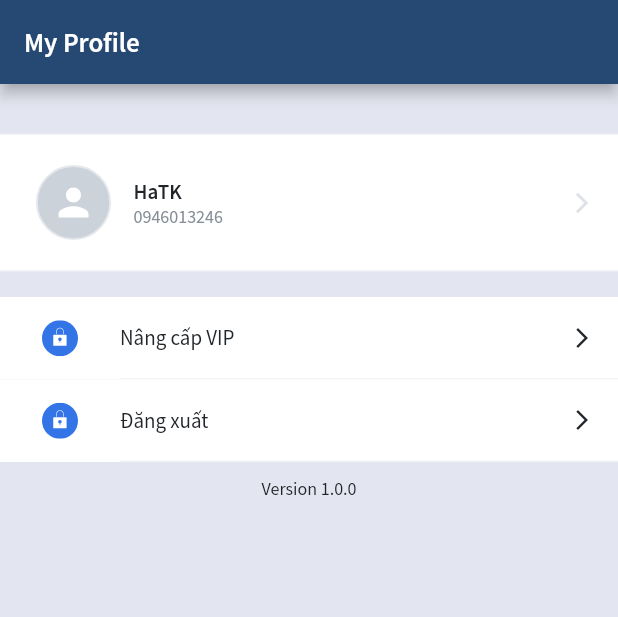
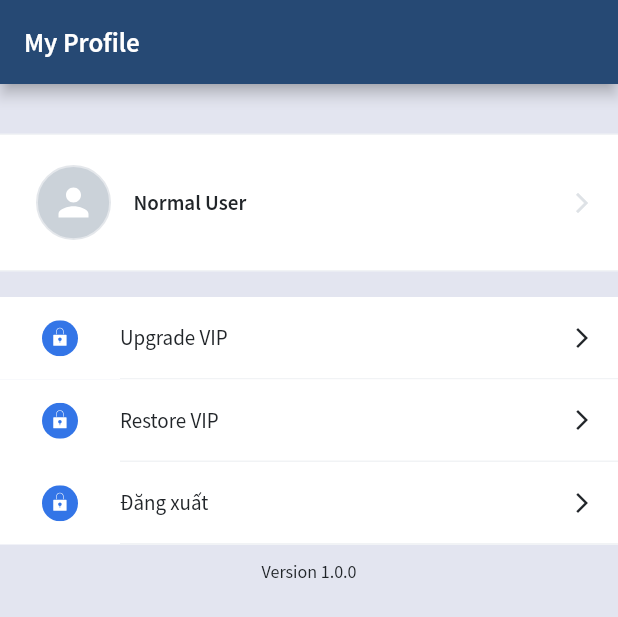
Before and after one commit to TKH219/fakeMessageApp, a Flutter app: the ProfileScreen widget shown alone on an empty page, opened directly, on a phone screen of 412 x 824 dp. Shown: the top 617 px of the screen. Run offline on Flutter 3.47's test engine with Material 2 defaults, Android fonts, the phone set to English and light mode, and no system bars; drawn by our look-alikes of pull_to_refresh, screenshot; our stand-ins replace flutter_svg, fluttertoast, image_gallery_saver, image_picker, in_app_purchase, permission_handler and 1 more; accounts and stored records are empty.

```diff
--- a/lib/features/home/profile/ProfileScreen.dart
+++ b/lib/features/home/profile/ProfileScreen.dart
@@ -3,23 +3,28 @@ import 'package:fake_message_screen/core/CoreStateWidget.dart';
 import 'package:fake_message_screen/utils/ColorUtils.dart';
 import 'package:fake_message_screen/utils/ImageAssetsConstant.dart';
 import 'package:fake_message_screen/utils/ImageUtils.dart';
+import 'package:fake_message_screen/utils/InAppPurchaseHandler.dart';
+import 'package:fake_message_screen/utils/StorageManager.dart';
 import 'package:fake_message_screen/utils/StyleUtils.dart';
 import 'package:flutter/cupertino.dart';
 import 'package:flutter/material.dart';
 import 'package:flutter/services.dart';
+import 'package:fluttertoast/fluttertoast.dart';
 import 'package:pull_to_refresh/pull_to_refresh.dart';
 
 import 'CustomView/InfoProfileItemWidget.dart';
 
-enum ProfileScreenStructure { UPGRADE_PREMIUM, SIGN_OUT }
+enum ProfileScreenStructure { UPGRADE_PREMIUM, RESTORE_PREMIUM, SIGN_OUT }
 
 extension ProfileScreenStructureExtension on ProfileScreenStructure {
   String getTitle() {
     switch (this) {
       case ProfileScreenStructure.UPGRADE_PREMIUM:
-        return "Nâng cấp VIP";
+        return "Upgrade VIP";
       case ProfileScreenStructure.SIGN_OUT:
         return "Đăng xuất";
+      case ProfileScreenStructure.RESTORE_PREMIUM:
+        return "Restore VIP";
       default:
         return "";
     }
@@ -28,6 +33,8 @@ extension ProfileScreenStructureExtension on ProfileScreenStructure {
   String getImagePath() {
     switch (this) {
       case ProfileScreenStructure.UPGRADE_PREMIUM:
+        return IC_CHANGE_PASSWORD;
+      case ProfileScreenStructure.RESTORE_PREMIUM:
         return IC_CHANGE_PASSWORD;
       case ProfileScreenStructure.SIGN_OUT:
         return IC_CHANGE_PASSWORD;
@@ -43,6 +50,9 @@ class ProfileScreen extends CoreScreenWidget {
 }
 
 class ProfileState extends CoreScreenState<ProfileScreen> {
+
+  bool isPremiumUser = false;
+
   RefreshController refreshController = RefreshController();
 
   @override
@@ -57,6 +67,12 @@ class ProfileState extends CoreScreenState<ProfileScreen> {
             .copyWith(fontSize: 18, color: Colors.white),
       ),
     );
+  }
+
+  @override
+  void initState() {
+    super.initState();
+    getRoleUser();
   }
 
   @override
@@ -82,7 +98,7 @@ class ProfileState extends CoreScreenState<ProfileScreen> {
             },
           ),
           controller: refreshController,
-          onRefresh: null,
+          onRefresh: onRefresh,
           child: ListView.builder(
               itemCount: numberFields + 2,
               itemBuilder: (context, index) {
@@ -108,9 +124,7 @@ class ProfileState extends CoreScreenState<ProfileScreen> {
   }
 
   Widget _buildSubProfileInfo() {
-    return InkWell(
-      onTap: null,
-      child: Container(
+    return Container(
       decoration: BoxDecoration(
           border: Border(
               top: BorderSide(
@@ -137,18 +151,8 @@ class ProfileState extends CoreScreenState<ProfileScreen> {
             width: 15,
           ),
           Expanded(
-              child: Column(
-                crossAxisAlignment: CrossAxisAlignment.start,
-                children: <Widget>[
-                  Text("HaTK",
-                      // UserManager.instance.profileModel?.getFullName()??"",
-                      style: TextStyles.NORMAL_LABEL.getStyle
-                          .copyWith(color: gray9)),
-                  Text("0946013246",
-                      style:
-                          TextStyles.CAPTION.getStyle.copyWith(color: gray6)),
-                ],
-              ),
+            child: Text(getTitleUser(),
+                style: TextStyles.NORMAL_LABEL.getStyle.copyWith(color: gray9)),
           ),
           Padding(
               padding: EdgeInsets.only(right: 16),
@@ -159,7 +163,6 @@ class ProfileState extends CoreScreenState<ProfileScreen> {
               )),
         ],
       ),
-      ),
     );
   }
 
@@ -167,8 +170,44 @@ class ProfileState extends CoreScreenState<ProfileScreen> {
     return InfoProfileItemWidget(
       title: ProfileScreenStructure.values[index].getTitle(),
       imagePath: IC_CHANGE_PASSWORD,
-      onTapItem: null,
+      onTapItem: () => onTapItem(index),
       hasPadding: false,
     );
   }
+
+  void getRoleUser() async {
+    await StorageManager().getPremium().then((_isPremium) {
+      setState(() {
+        this.isPremiumUser = _isPremium;
+      });
+    });
   }
+
+  String getTitleUser() {
+    return this.isPremiumUser ? "Premium User" : "Normal User";
+  }
+
+  onRefresh() {
+    getRoleUser();
+    refreshController.refreshCompleted();
+  }
+
+  void onTapItem(int index) {
+    if (isPremiumUser) {
+      showToastMessage("You already are premium.");
+      return;
+    }
+
+    switch (ProfileScreenStructure.values[index]) {
+      case ProfileScreenStructure.RESTORE_PREMIUM:
+        this.showLoadingCircle(true);
+        InAppPurchaseHandler().restorePurchase();
+        break;
+      case ProfileScreenStructure.UPGRADE_PREMIUM:
+        InAppPurchaseHandler().makingPurchase();
+        break;
+      default:
+        break;
+    }
+  }
+}
--- a/lib/features/home/selectApp/SelectAppScreen.dart
+++ b/lib/features/home/selectApp/SelectAppScreen.dart
@@ -4,6 +4,7 @@ import 'package:fake_message_screen/route/RouterConstant.dart';
 import 'package:fake_message_screen/utils/ColorUtils.dart';
 import 'package:fake_message_screen/utils/ImageAssetsConstant.dart';
 import 'package:fake_message_screen/utils/ImageUtils.dart';
+import 'package:fake_message_screen/utils/InAppPurchaseHandler.dart';
 import 'package:fake_message_screen/utils/StyleUtils.dart';
 import 'package:flutter/cupertino.dart';
 import 'package:flutter/material.dart';
--- a/lib/utils/ColorUtils.dart
+++ b/lib/utils/ColorUtils.dart
@@ -15,6 +15,7 @@ const blue_7cf5 = Color(0xff2F7CF5);
 
 // Black
 const black_0103 = Color(0xff010103);
+const black_4a = const Color(0xFF4a4a4a);
 
 // White
 const white_FDFF = Color(0xffF0FDFF);
--- /dev/null
+++ b/lib/utils/StorageManager.dart
@@ -0,0 +1,23 @@
+import 'package:shared_preferences/shared_preferences.dart';
+
+const PREMIUM_KEY = 'premiumKey';
+
+class StorageManager {
+
+  late SharedPreferences prefs;
+
+  Future<void> initPrefs() async {
+    prefs = await SharedPreferences.getInstance();
+  }
+
+  Future<bool> getPremium() async {
+    await initPrefs();
+    bool isPremium = prefs.getBool(PREMIUM_KEY) ?? false;
+    return isPremium;
+  }
+
+  void setPremium() async {
+    await initPrefs();
+    await prefs.setBool(PREMIUM_KEY, true);
+  }
+}
--- a/pubspec.yaml
+++ b/pubspec.yaml
@@ -24,6 +24,7 @@ dependencies:
   screenshot: ^1.2.2
   image_gallery_saver: ^1.6.9
   in_app_purchase: ^1.0.6
+  shared_preferences: ^2.0.6
 dev_dependencies:
   flutter_test:
     sdk: flutter
```
Also changed, not shown: lib/core/CoreStateWidget.dart (+30 -2 lines), lib/features/home/HomeScreen.dart (+26 -17 lines), lib/utils/InAppPurchaseHandler.dart (added, +36 -0 lines), pubspec.lock, 4 other files. Lines whose indentation alone changed are shown as unchanged.
